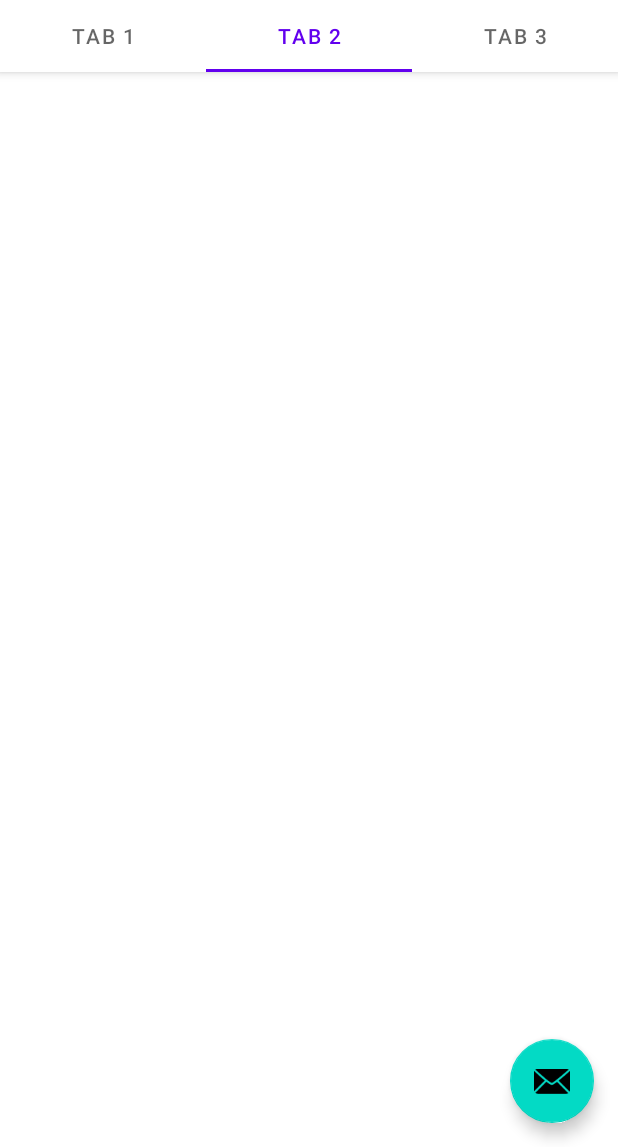
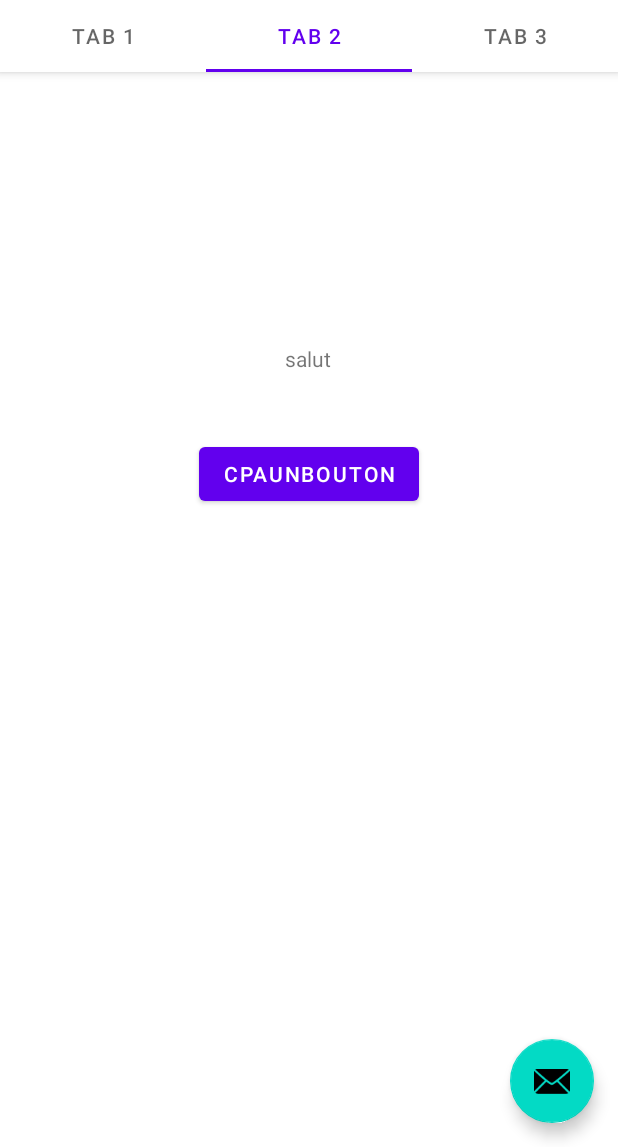
Before and after one commit to 777Leinad77/my-piggy-bank, an Android app: the screen it shows after launch (MainActivity), tab 2 chosen, on a phone screen of 412 x 824 dp, the part 89-1236 px from its top. Run offline under Robolectric (Android 15) with nearby library versions, the phone set to English and light mode, and no system bars.

Commit message:
Add files via upload

```diff
--- /dev/null
+++ b/ProjetBudget/app/src/main/res/layout/fragment1.xml
@@ -0,0 +1,47 @@
+<?xml version="1.0" encoding="utf-8"?>
+<androidx.constraintlayout.widget.ConstraintLayout xmlns:android="http://schemas.android.com/apk/res/android"
+    xmlns:app="http://schemas.android.com/apk/res-auto"
+    xmlns:tools="http://schemas.android.com/tools"
+    android:id="@+id/constraintLayout"
+    android:layout_width="match_parent"
+    android:layout_height="match_parent"
+    tools:context=".ui.main.PlaceholderFragment">
+
+    <TextView
+        android:id="@+id/section_label1"
+        android:layout_width="0dp"
+        android:layout_height="0dp"
+        android:layout_marginTop="@dimen/activity_vertical_margin"
+        app:layout_constraintBottom_toBottomOf="parent"
+        app:layout_constraintEnd_toEndOf="parent"
+        app:layout_constraintHorizontal_bias="0.0"
+        app:layout_constraintLeft_toLeftOf="parent"
+        app:layout_constraintStart_toStartOf="parent"
+        app:layout_constraintTop_toTopOf="@+id/constraintLayout"
+        app:layout_constraintVertical_bias="0.0"
+        tools:layout_constraintLeft_creator="1"
+        tools:layout_constraintTop_creator="1" />
+
+    <Button
+        android:id="@+id/button3"
+        android:layout_width="wrap_content"
+        android:layout_height="wrap_content"
+        android:text="CPAUNBOUTON"
+        app:layout_constraintBottom_toBottomOf="@+id/section_label1"
+        app:layout_constraintEnd_toEndOf="@+id/section_label1"
+        app:layout_constraintStart_toStartOf="@+id/section_label1"
+        app:layout_constraintTop_toTopOf="@+id/section_label1" />
+
+    <TextView
+        android:id="@+id/id1"
+        android:layout_width="wrap_content"
+        android:layout_height="wrap_content"
+        android:text="salut"
+        app:layout_constraintBottom_toBottomOf="@+id/section_label1"
+        app:layout_constraintEnd_toEndOf="@+id/section_label1"
+        app:layout_constraintHorizontal_bias="0.498"
+        app:layout_constraintStart_toStartOf="@+id/section_label1"
+        app:layout_constraintTop_toTopOf="parent"
+        app:layout_constraintVertical_bias="0.362" />
+
+</androidx.constraintlayout.widget.ConstraintLayout>
```
Also changed, not shown: ProjetBudget/app/src/main/res/layout/fragment2.xml (added, +47 -0 lines), ProjetBudget/app/src/main/res/layout/fragment_main.xml (+18 -6 lines), ProjetBudget/app/src/main/res/layout/activity_main.xml (line endings or trailing spaces).
